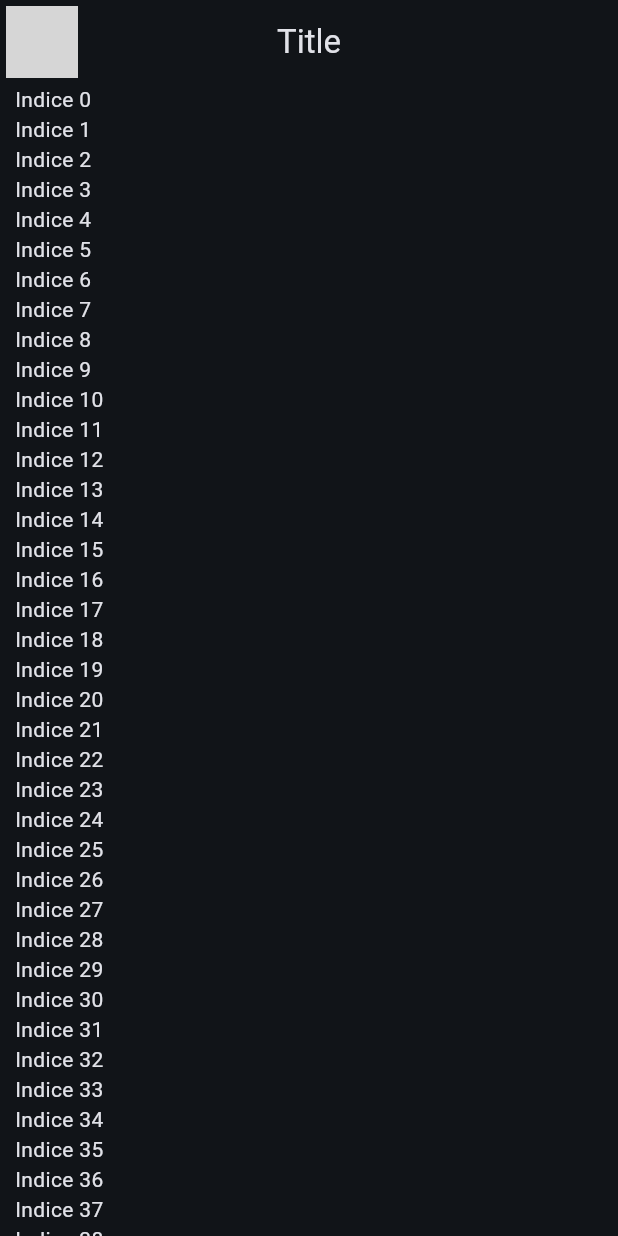
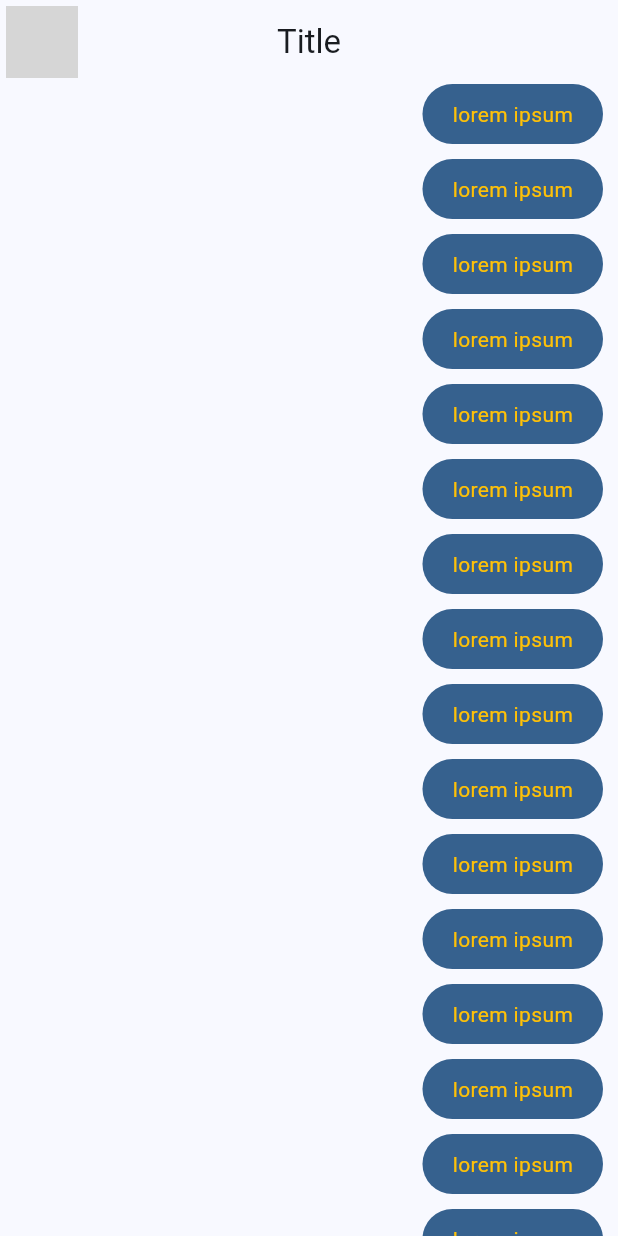
Before and after one commit to AAGuedes/flutter-yes-no-maybe, a Flutter app: the screen it shows after launch, on a phone screen of 412 x 824 dp. Run offline on Flutter 3.47's test engine with Material 2 defaults, Android fonts, the phone set to English and light mode, and no system bars; network calls fail; grey boxes are pictures that could not be loaded.

Commit message:
Mis Mensajes - Burbuja de chat

```diff
--- a/lib/config/theme/app_theme.dart
+++ b/lib/config/theme/app_theme.dart
@@ -22,8 +22,8 @@ class AppTheme {
 
   ThemeData theme() {
     return ThemeData(
-        useMaterial3: true,
-        colorSchemeSeed: _colorThemes[selectedColor],
-        brightness: Brightness.dark);
+      useMaterial3: true,
+      colorSchemeSeed: _colorThemes[selectedColor],
+    );
   }
 }
--- a/lib/main.dart
+++ b/lib/main.dart
@@ -1,6 +1,7 @@
 import 'package:flutter/material.dart';
+
 import 'package:yes_no_app/config/theme/app_theme.dart';
-import 'package:yes_no_app/presentation/chat/chat_screen.dart';
+import 'package:yes_no_app/presentation/screens/chat/chat_screen.dart';
 
 void main() => runApp(const MyApp());
 
--- a/lib/presentation/chat/chat_screen.dart
+++ b/lib/presentation/screens/chat/chat_screen.dart
@@ -1,4 +1,6 @@
 import 'package:flutter/material.dart';
+
+import '../../widgets/chat/my_message_bubble.dart';
 
 class ChatScreen extends StatelessWidget {
   const ChatScreen({super.key});
@@ -33,7 +35,7 @@ class _ChatView extends StatelessWidget {
                 child: ListView.builder(
                   itemCount: 100,
                   itemBuilder: (context, index) {
-                    return Text('Indice $index');
+                    return const MyMessageBubble();
                   },
                 )
               ),
--- /dev/null
+++ b/lib/presentation/widgets/chat/my_message_bubble.dart
@@ -0,0 +1,31 @@
+import 'package:flutter/material.dart';
+
+class MyMessageBubble extends StatelessWidget {
+  const MyMessageBubble({super.key});
+
+  @override
+  Widget build(BuildContext context) {
+    final colors = Theme.of(context).colorScheme;
+    return Column(
+      crossAxisAlignment: CrossAxisAlignment.end,
+      children: [
+        Container(
+          decoration: BoxDecoration(
+            color: colors.primary,
+            borderRadius: BorderRadius.circular(20)
+          ),
+          child: const Padding(
+            padding: EdgeInsets.symmetric(horizontal: 20, vertical: 10),
+            child: Text(
+              'lorem ipsum',
+              style: TextStyle(
+                color: Colors.amber
+              ),
+            ),
+          ),
+        ),
+        const SizedBox(height: 10,)
+      ],
+    );
+  }
+}
```
